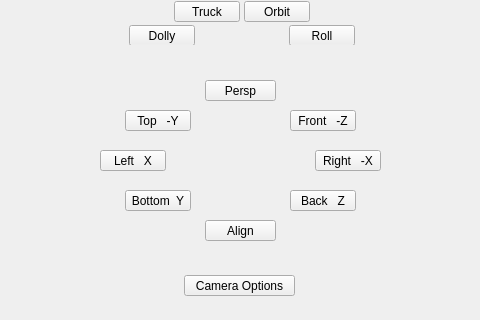
First picture: the form in tentacle/ui/cameras#startmenu.ui, repository m3trik/tentacle, before the edit; both pictures show x 150 to 630 and y 146 to 466 of the 785 by 611 pixel window.
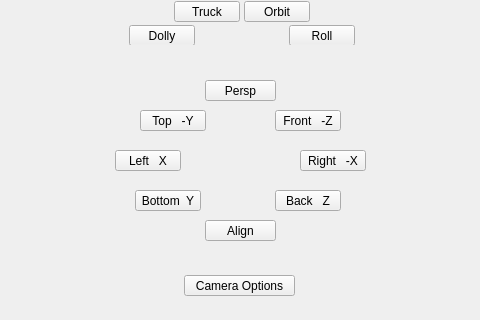
Second picture: the form after the edit. Custom widgets are drawn as their Qt base class.

Diff of the .ui file:
```diff
--- a/tentacle/ui/cameras#startmenu.ui
+++ b/tentacle/ui/cameras#startmenu.ui
@@ -258,7 +258,7 @@
          <widget class="QPushButton" name="b005">
           <property name="geometry">
            <rect>
-            <x>210</x>
+            <x>195</x>
             <y>50</y>
             <width>66</width>
             <height>21</height>
@@ -283,7 +283,7 @@
          <widget class="QPushButton" name="b002">
           <property name="geometry">
            <rect>
-            <x>235</x>
+            <x>220</x>
             <y>90</y>
             <width>66</width>
             <height>21</height>
@@ -308,7 +308,7 @@
          <widget class="QPushButton" name="b003">
           <property name="geometry">
            <rect>
-            <x>20</x>
+            <x>35</x>
             <y>90</y>
             <width>66</width>
             <height>21</height>
@@ -333,7 +333,7 @@
          <widget class="QPushButton" name="b000">
           <property name="geometry">
            <rect>
-            <x>210</x>
+            <x>195</x>
             <y>130</y>
             <width>66</width>
             <height>21</height>
@@ -358,7 +358,7 @@
          <widget class="QPushButton" name="b006">
           <property name="geometry">
            <rect>
-            <x>45</x>
+            <x>55</x>
             <y>130</y>
             <width>66</width>
             <height>21</height>
@@ -408,7 +408,7 @@
          <widget class="QPushButton" name="b001">
           <property name="geometry">
            <rect>
-            <x>45</x>
+            <x>60</x>
             <y>50</y>
             <width>66</width>
             <height>21</height>
```
Left out of the diff: 128 changed lines with no effect on the pictures.
